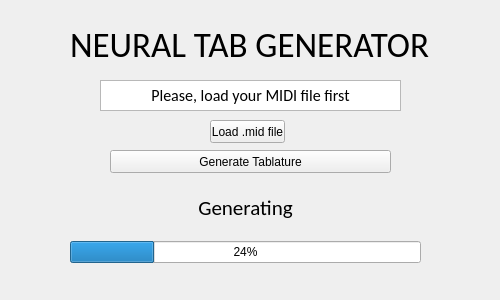
Old version of the form bins/MainWindow.ui in the repository Jakub-Danielewicz/NeuralTabGenerator.
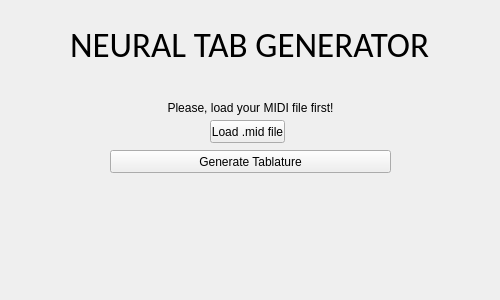
New version of the form.

Commit message:
Added generation options dialog, provided compensation algorithms
Missing:
 fully trained model
 GUI elements

Patch:
```diff
--- a/bins/MainWindow.ui
+++ b/bins/MainWindow.ui
@@ -38,28 +38,6 @@
    <string>Neural Tab Generator</string>
   </property>
   <widget class="QWidget" name="centralwidget">
-   <widget class="QTextBrowser" name="instructionField">
-    <property name="geometry">
-     <rect>
-      <x>100</x>
-      <y>80</y>
-      <width>301</width>
-      <height>31</height>
-     </rect>
-    </property>
-    <property name="font">
-     <font>
-      <family>Calibri</family>
-     </font>
-    </property>
-    <property name="html">
-     <string>&lt;!DOCTYPE HTML PUBLIC &quot;-//W3C//DTD HTML 4.0//EN&quot; &quot;http://www.w3.org/TR/REC-html40/strict.dtd&quot;&gt;
-&lt;html&gt;&lt;head&gt;&lt;meta name=&quot;qrichtext&quot; content=&quot;1&quot; /&gt;&lt;style type=&quot;text/css&quot;&gt;
-p, li { white-space: pre-wrap; }
-&lt;/style&gt;&lt;/head&gt;&lt;body style=&quot; font-family:'Calibri'; font-size:8.25pt; font-weight:400; font-style:normal;&quot;&gt;
-&lt;p align=&quot;center&quot; style=&quot; margin-top:0px; margin-bottom:0px; margin-left:0px; margin-right:0px; -qt-block-indent:0; text-indent:0px;&quot;&gt;&lt;span style=&quot; font-family:'MS Shell Dlg 2'; font-size:12pt;&quot;&gt;Please, load your MIDI file first&lt;/span&gt;&lt;/p&gt;&lt;/body&gt;&lt;/html&gt;</string>
-    </property>
-   </widget>
    <widget class="QPushButton" name="loadButton">
     <property name="geometry">
      <rect>
@@ -95,41 +73,6 @@
      <string>&lt;html&gt;&lt;head/&gt;&lt;body&gt;&lt;p&gt;&lt;span style=&quot; font-size:26pt;&quot;&gt;NEURAL TAB GENERATOR&lt;/span&gt;&lt;/p&gt;&lt;/body&gt;&lt;/html&gt;</string>
     </property>
    </widget>
-   <widget class="QWidget" name="verticalLayoutWidget">
-    <property name="geometry">
-     <rect>
-      <x>70</x>
-      <y>180</y>
-      <width>351</width>
-      <height>83</height>
-     </rect>
-    </property>
-    <layout class="QVBoxLayout" name="verticalLayout">
-     <item>
-      <widget class="QLabel" name="generating">
-       <property name="font">
-        <font>
-         <family>Calibri</family>
-         <pointsize>16</pointsize>
-        </font>
-       </property>
-       <property name="text">
-        <string>Generating</string>
-       </property>
-       <property name="alignment">
-        <set>Qt::AlignCenter</set>
-       </property>
-      </widget>
-     </item>
-     <item>
-      <widget class="QProgressBar" name="progressBar">
-       <property name="value">
-        <number>24</number>
-       </property>
-      </widget>
-     </item>
-    </layout>
-   </widget>
    <widget class="QPushButton" name="generateButton">
     <property name="geometry">
      <rect>
@@ -143,6 +86,19 @@
      <string>Generate Tablature</string>
     </property>
    </widget>
+   <widget class="QLabel" name="instructionField">
+    <property name="geometry">
+     <rect>
+      <x>130</x>
+      <y>100</y>
+      <width>241</width>
+      <height>16</height>
+     </rect>
+    </property>
+    <property name="text">
+     <string>&lt;html&gt;&lt;head/&gt;&lt;body&gt;&lt;p align=&quot;center&quot;&gt;Please, load your MIDI file first!&lt;/p&gt;&lt;/body&gt;&lt;/html&gt;</string>
+    </property>
+   </widget>
   </widget>
  </widget>
  <resources/>
```
The commit also changes 3 other files.
